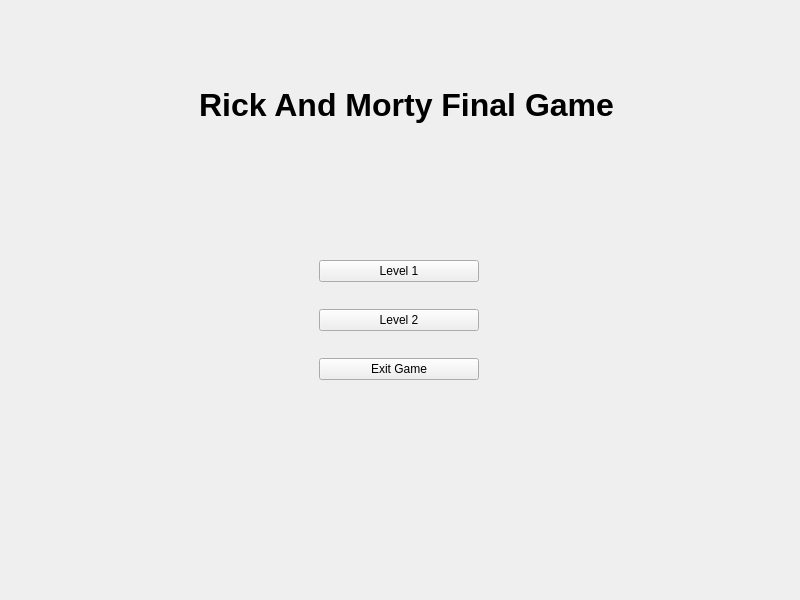
Above: src/game.ui from sonnned/protyecto_final before the change. Below: the same form after it.
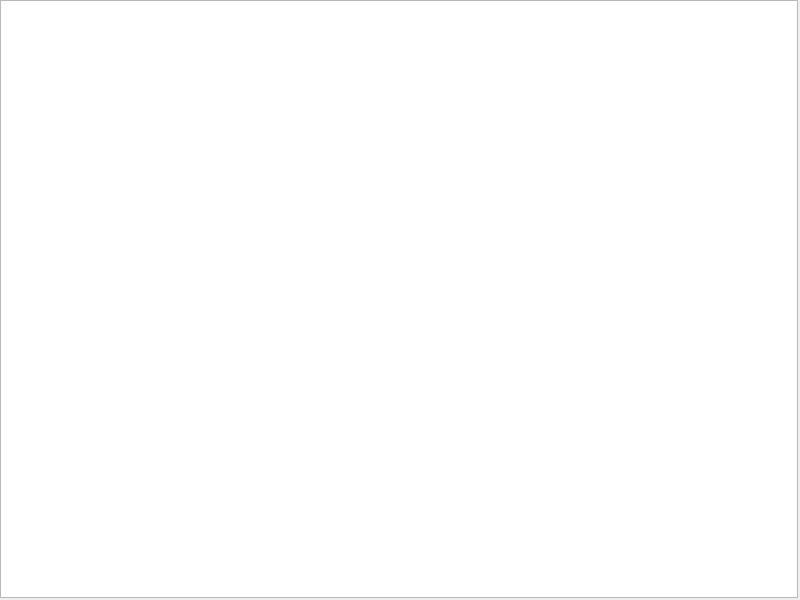
That is the form after the change.

The edit to the form file:
```diff
--- a/src/game.ui
+++ b/src/game.ui
@@ -14,25 +14,15 @@
    <string>Game</string>
   </property>
   <widget class="QWidget" name="centralwidget">
-   <layout class="QVBoxLayout" name="verticalLayout">
-    <item>
-     <widget class="QStackedWidget" name="stackedWidget">
-      <widget class="QWidget" name="menu_page">
        <widget class="QLabel" name="label">
         <property name="geometry">
          <rect>
           <x>80</x>
           <y>60</y>
-          <width>635</width>
-          <height>71</height>
-         </rect>
-        </property>
-        <property name="minimumSize">
-         <size>
-          <width>635</width>
-          <height>71</height>
-         </size>
-        </property>
+      <width>630</width>
+      <height>60</height>
+     </rect>
+    </property>
         <property name="font">
          <font>
           <pointsize>24</pointsize>
@@ -46,79 +36,27 @@
          <set>Qt::AlignCenter</set>
         </property>
        </widget>
-       <widget class="QWidget" name="verticalLayoutWidget">
-        <property name="geometry">
-         <rect>
-          <x>310</x>
-          <y>230</y>
-          <width>160</width>
-          <height>163</height>
-         </rect>
-        </property>
-        <layout class="QVBoxLayout" name="verticalLayout_3">
-         <item>
-          <widget class="QPushButton" name="btn_level_1">
-           <property name="styleSheet">
-            <string notr="true"/>
-           </property>
-           <property name="text">
-            <string>Level 1</string>
-           </property>
-          </widget>
-         </item>
-         <item>
-          <widget class="QPushButton" name="btn_level_2">
-           <property name="text">
-            <string>Level 2</string>
-           </property>
-          </widget>
-         </item>
-         <item>
-          <widget class="QPushButton" name="btn_exit_game">
-           <property name="text">
-            <string>Exit Game</string>
-           </property>
-          </widget>
-         </item>
-        </layout>
-       </widget>
-      </widget>
-      <widget class="QWidget" name="level_1">
-       <layout class="QVBoxLayout" name="verticalLayout_4">
-        <item>
-         <widget class="QGraphicsView" name="graphics_level_1">
-          <property name="enabled">
-           <bool>true</bool>
-          </property>
-         </widget>
-        </item>
-       </layout>
-      </widget>
-      <widget class="QWidget" name="level_2">
-       <layout class="QVBoxLayout" name="verticalLayout_5">
-        <item>
-         <widget class="QGraphicsView" name="graphics_level_2"/>
-        </item>
-       </layout>
-      </widget>
-      <widget class="QWidget" name="game_menu">
-       <widget class="QWidget" name="verticalLayoutWidget_2">
+   <widget class="QWidget" name="gridLayoutWidget">
         <property name="geometry">
          <rect>
           <x>300</x>
-          <y>220</y>
+      <y>210</y>
           <width>160</width>
-          <height>163</height>
-         </rect>
-        </property>
-        <layout class="QVBoxLayout" name="verticalLayout_6">
-         <item>
-          <widget class="QPushButton" name="btn_go_back">
-           <property name="styleSheet">
-            <string notr="true"/>
-           </property>
+      <height>92</height>
+     </rect>
+    </property>
+    <layout class="QGridLayout" name="gameLayput">
+     <item row="1" column="0">
+      <widget class="QPushButton" name="pushLevel2Btn">
+       <property name="text">
+        <string>Play level 2</string>
+       </property>
+      </widget>
+     </item>
+     <item row="2" column="0">
+      <widget class="QPushButton" name="pushExitBtn">
            <property name="text">
-            <string>Go back</string>
+        <string>Exit game</string>
            </property>
           </widget>
          </item>
@@ -131,38 +69,16 @@
          </item>
         </layout>
        </widget>
-       <widget class="QLabel" name="label_3">
+   <widget class="QGraphicsView" name="gameGraphics">
         <property name="geometry">
          <rect>
-          <x>80</x>
-          <y>60</y>
-          <width>635</width>
-          <height>71</height>
-         </rect>
-        </property>
-        <property name="minimumSize">
-         <size>
-          <width>635</width>
-          <height>71</height>
-         </size>
-        </property>
-        <property name="font">
-         <font>
-          <pointsize>24</pointsize>
-          <bold>true</bold>
-         </font>
-        </property>
-        <property name="text">
-         <string>Pause Menu</string>
-        </property>
-        <property name="alignment">
-         <set>Qt::AlignCenter</set>
-        </property>
-       </widget>
-      </widget>
-     </widget>
-    </item>
-   </layout>
+      <x>0</x>
+      <y>0</y>
+      <width>798</width>
+      <height>598</height>
+     </rect>
+    </property>
+   </widget>
   </widget>
  </widget>
  <resources/>
```
Left out of the diff: 6 changed lines with no effect on the pictures. Lines whose indentation alone changed are shown as unchanged.
